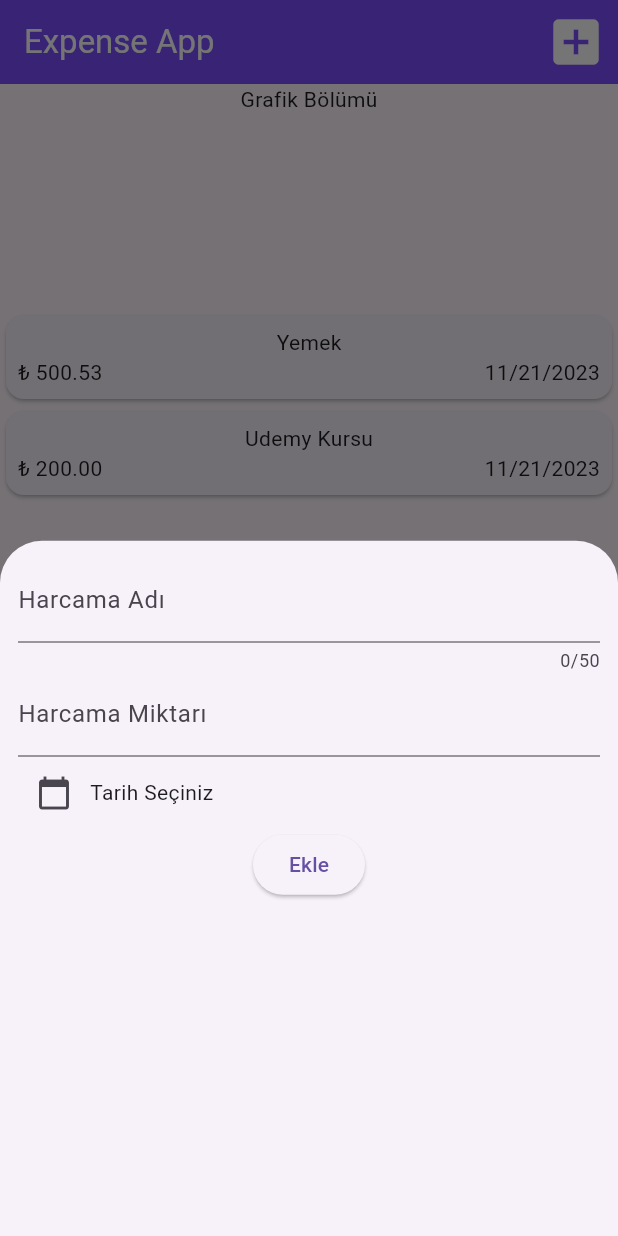
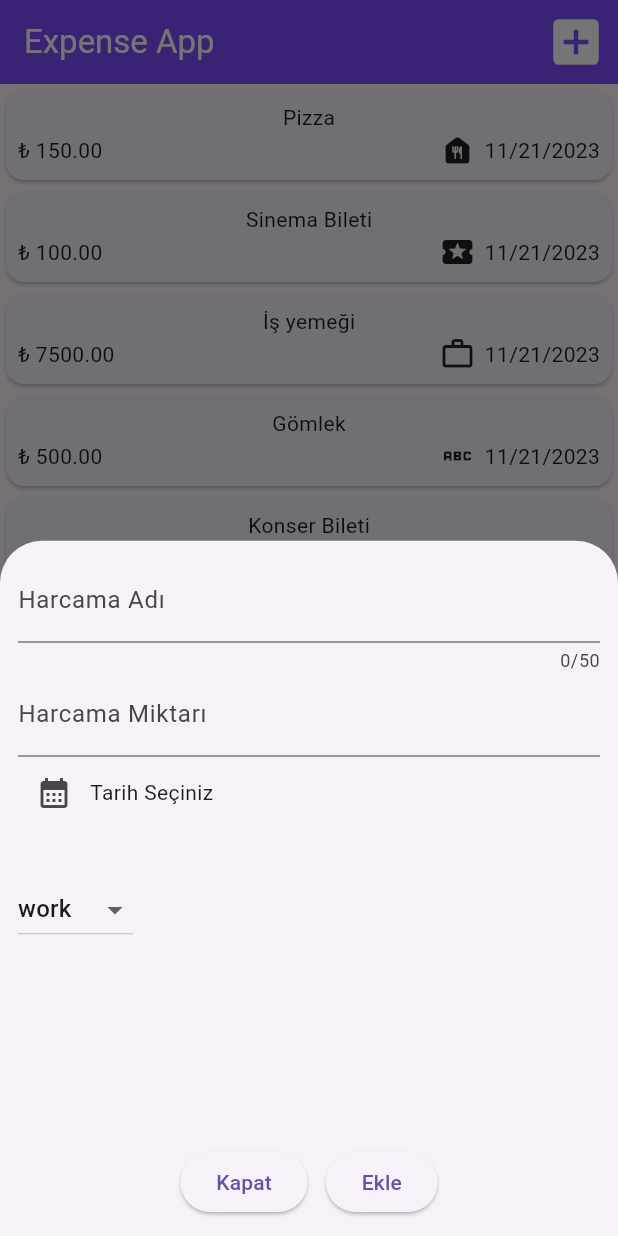
Before and after one commit to mehtapaygun/Tobeto-Workshop, a Flutter app: the screen it shows after launch, after a tap on the "add box" icon, on a phone screen of 412 x 824 dp. Run offline on Flutter 3.47's test engine with Material 3 defaults, Android fonts, the light colour scheme and no system bars.

Commit message:
Workshop 7-8

```diff
--- /dev/null
+++ b/workshop_1411/lib/data/data.dart
@@ -0,0 +1,64 @@
+import 'package:workshop_1411/models/expense.dart';
+
+List<Expense> expenseData = [
+  Expense(
+    name: "Pizza",
+    price: 150,
+    date: DateTime.now(),
+    category: Category.food,
+  ),
+  Expense(
+    name: "Sinema Bileti",
+    price: 100,
+    date: DateTime.now(),
+    category: Category.activity,
+  ),
+  Expense(
+    name: "İş yemeği",
+    price: 7500,
+    date: DateTime.now(),
+    category: Category.work,
+  ),
+  Expense(
+    name: "Gömlek",
+    price: 500,
+    date: DateTime.now(),
+    category: Category.dress,
+  ),
+  Expense(
+    name: "Konser Bileti",
+    price: 450,
+    date: DateTime.now(),
+    category: Category.activity,
+  ),
+  Expense(
+    name: "Londra Gezisi",
+    price: 5000,
+    date: DateTime.now(),
+    category: Category.travel,
+  ),
+  Expense(
+    name: "Hamburger",
+    price: 200,
+    date: DateTime.now(),
+    category: Category.food,
+  ),
+  Expense(
+    name: "Kol saati",
+    price: 3000,
+    date: DateTime.now(),
+    category: Category.dress,
+  ),
+  Expense(
+    name: "Dondurma",
+    price: 50,
+    date: DateTime.now(),
+    category: Category.food,
+  ),
+  Expense(
+    name: "Avrupa Turu",
+    price: 10000,
+    date: DateTime.now(),
+    category: Category.travel,
+  ),
+];
--- a/workshop_1411/lib/models/expense.dart
+++ b/workshop_1411/lib/models/expense.dart
@@ -1,12 +1,28 @@
+import 'package:flutter/material.dart';
 import 'package:uuid/uuid.dart';
 
 const uuid = Uuid();
 
+enum Category { work, travel, food, dress, activity }
+
+const categoryIcons = {
+  Category.work: Icons.work_outline_outlined,
+  Category.travel: Icons.travel_explore,
+  Category.food: Icons.food_bank_rounded,
+  Category.dress: Icons.abc,
+  Category.activity: Icons.local_activity
+};
+
 class Expense {
-  Expense({required this.name, required this.price, required this.date})
+  Expense(
+      {required this.name,
+      required this.price,
+      required this.date,
+      required this.category})
       : id = uuid.v4();
   final String id;
   final String name;
   final double price;
   final DateTime date;
+  final Category category;
 }
--- a/workshop_1411/lib/pages/expense_page.dart
+++ b/workshop_1411/lib/pages/expense_page.dart
@@ -1,5 +1,5 @@
 import 'package:flutter/material.dart';
-import 'package:workshop_1411/models/expense.dart';
+import 'package:workshop_1411/data/data.dart';
 import 'package:workshop_1411/widgets/expense_item.dart';
 
 class ExpensesPage extends StatefulWidget {
@@ -10,31 +10,15 @@ class ExpensesPage extends StatefulWidget {
 }
 
 class _ExpensesPageState extends State<ExpensesPage> {
-  List<Expense> expenses = [
-    Expense(name: "Yemek", price: 500.529, date: DateTime.now()),
-    Expense(name: "Udemy Kursu", price: 200, date: DateTime.now()),
-  ];
-
   @override
   Widget build(BuildContext context) {
-    return Center(
-      child: Column(mainAxisAlignment: MainAxisAlignment.center, children: [
-        const SizedBox(
-          height: 150,
-          child: Text("Grafik Bölümü"),
-        ),
-        Expanded(
-          child: ListView.builder(
-              itemCount: expenses.length,
-              itemBuilder: (context, index) {
-                return ExpenseItem(expenses[index]);
-              }),
-        ),
-        const SizedBox(
-          height: 150,
-          child: Text("Burası bottom bar."),
-        )
-      ]),
+    return Scaffold(
+      body: ListView.builder(
+        itemCount: expenseData.length,
+        itemBuilder: (context, index) {
+          return ExpenseItem(expense: expenseData[index]);
+        },
+      ),
     );
   }
 }
--- a/workshop_1411/lib/widgets/expense_item.dart
+++ b/workshop_1411/lib/widgets/expense_item.dart
@@ -2,22 +2,18 @@ import 'package:flutter/material.dart';
 import 'package:intl/intl.dart';
 import 'package:workshop_1411/models/expense.dart';
 
-//14:10
 class ExpenseItem extends StatelessWidget {
   // unnamed argument => default olarak required'dır
   // named argument => belirtmek gerekir
-  const ExpenseItem(this.expense, {Key? key}) : super(key: key);
+  const ExpenseItem({Key? key, required this.expense}) : super(key: key);
   final Expense expense;
 
   @override
   Widget build(BuildContext context) {
     return Card(
-
       child: Padding(
-
         padding: const EdgeInsets.all(8.0),
         child: Column(
-
           children: [
             Text(expense.name),
             Row(
@@ -25,6 +21,8 @@ class ExpenseItem extends StatelessWidget {
                 Text(
                     "₺ ${expense.price.toStringAsFixed(2)}"), // string interpolation
                 const Spacer(),
+                Icon(categoryIcons[expense.category]),
+                const SizedBox(width: 6),
                 Text(DateFormat.yMd().format(expense.date)),
               ],
             ),
--- a/workshop_1411/lib/widgets/new_expense.dart
+++ b/workshop_1411/lib/widgets/new_expense.dart
@@ -1,4 +1,6 @@
+import 'package:workshop_1411/models/expense.dart';
 import 'package:flutter/material.dart';
+import 'package:intl/intl.dart';
 
 class NewExpense extends StatefulWidget {
   const NewExpense({Key? key}) : super(key: key);
@@ -8,23 +10,22 @@ class NewExpense extends StatefulWidget {
 }
 
 class _NewExpenseState extends State<NewExpense> {
-  var _expenseNameController = TextEditingController();
-  var _expensePriceController = TextEditingController();
-  var _selectedDate = DateTime.now();
+  final _expenseNameController = TextEditingController();
+  final _expensePriceController = TextEditingController();
+  DateTime? _selectedDate;
+  Category _selectedCategory = Category.work;
 
-  Future<void> _selectDate(BuildContext context) async {
-    final DateTime? picked = await showDatePicker(
+  void _openDatePicker() async {
+    DateTime today = DateTime.now();
+    DateTime oneYearAgo = DateTime(today.year - 1, today.month, today.day);
+    DateTime? selectedDate = await showDatePicker(
         context: context,
-      initialDate: _selectedDate,
-      firstDate: DateTime.now().subtract(const Duration(days: 365)),
-      lastDate: DateTime.now(),
-    );
-
-    if (picked != null && picked != _selectedDate) {
+        initialDate: _selectedDate == null ? today : _selectedDate!,
+        firstDate: oneYearAgo,
+        lastDate: today);
     setState(() {
-        _selectedDate = picked;
+      _selectedDate = selectedDate;
     });
-    }
   }
 
   @override
@@ -48,11 +49,43 @@ class _NewExpenseState extends State<NewExpense> {
             Row(
               children: [
                 IconButton(
-                  onPressed: () => _selectDate(context),
-                  icon: const Icon(Icons.calendar_today),
+                  onPressed: () => _openDatePicker(),
+                  icon: const Icon(Icons.calendar_month),
                 ),
-                Text("Tarih Seçiniz"),
+                Text(_selectedDate == null
+                    ? "Tarih Seçiniz"
+                    : DateFormat.yMd().format(_selectedDate!)),
               ],
+            ),
+            const SizedBox(
+              height: 30,
+            ),
+            Row(
+              children: [
+                DropdownButton(
+                    value: _selectedCategory,
+                    items: Category.values.map((category) {
+                      return DropdownMenuItem(
+                          value: category, child: Text(category.name));
+                    }).toList(),
+                    onChanged: (value) {
+                      setState(() {
+                        if (value != null) _selectedCategory = value;
+                      });
+                    })
+              ],
+            ),
+            const Spacer(),
+            Row(
+              mainAxisAlignment: MainAxisAlignment.center,
+              children: [
+                ElevatedButton(
+                    onPressed: () {
+                      Navigator.pop(context);
+                    },
+                    child: const Text("Kapat")),
+                const SizedBox(
+                  width: 12,
                 ),
                 ElevatedButton(
                   onPressed: () {
@@ -60,6 +93,8 @@ class _NewExpenseState extends State<NewExpense> {
                         "Kaydedilen değer: ${_expenseNameController.text} ${_expensePriceController.text}");
                   },
                   child: Text("Ekle"),
+                ),
+              ],
             )
           ],
         ),
--- a/workshop_1411/pubspec.yaml
+++ b/workshop_1411/pubspec.yaml
@@ -37,6 +37,7 @@ dependencies:
   cupertino_icons: ^1.0.2
   uuid: ^4.2.1
   intl: ^0.18.1
+  syncfusion_flutter_datepicker: ^23.1.44
 
 dev_dependencies:
   flutter_test:
```
Also changed, not shown: workshop_1411/lib/pages/main_page.dart (+5 -4 lines), workshop_1411/pubspec.lock. Lines whose indentation alone changed are shown as unchanged.
